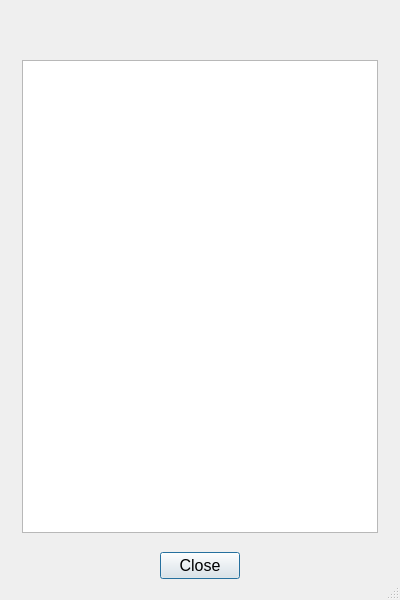
Old version of the form error.ui in the repository mikaelsundell/jobman.
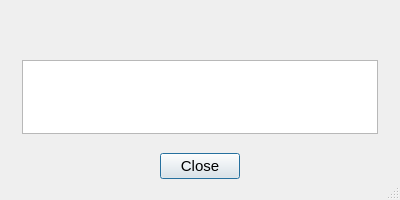
New version of the form.

Commit message: Added options to presets Added environment variables Added overwrite Added OS and Preprocess to Jobs Added import and export Preferences Improved stylesheet Improved auto default for buttons

```diff
--- a/error.ui
+++ b/error.ui
@@ -10,7 +10,7 @@
     <x>0</x>
     <y>0</y>
     <width>400</width>
-    <height>600</height>
+    <height>200</height>
    </rect>
   </property>
   <property name="sizePolicy">
@@ -22,7 +22,7 @@
   <property name="minimumSize">
    <size>
     <width>400</width>
-    <height>600</height>
+    <height>200</height>
    </size>
   </property>
   <property name="maximumSize">
@@ -115,7 +115,7 @@
        <widget class="QTextBrowser" name="error">
         <property name="font">
          <font>
-          <pointsize>10</pointsize>
+          <pointsize>11</pointsize>
          </font>
         </property>
        </widget>
@@ -149,7 +149,7 @@
        <widget class="QPushButton" name="close">
         <property name="font">
          <font>
-          <pointsize>12</pointsize>
+          <pointsize>11</pointsize>
          </font>
         </property>
         <property name="toolTip">
@@ -158,6 +158,12 @@
         <property name="text">
          <string>Close</string>
         </property>
+        <property name="autoDefault">
+         <bool>false</bool>
+        </property>
+        <property name="default">
+         <bool>true</bool>
+        </property>
        </widget>
       </item>
       <item>
```
The commit also changes 25 other files.
